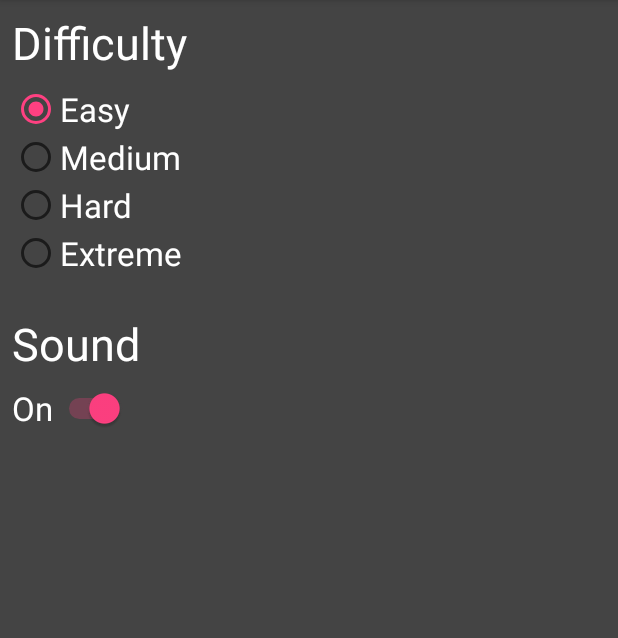
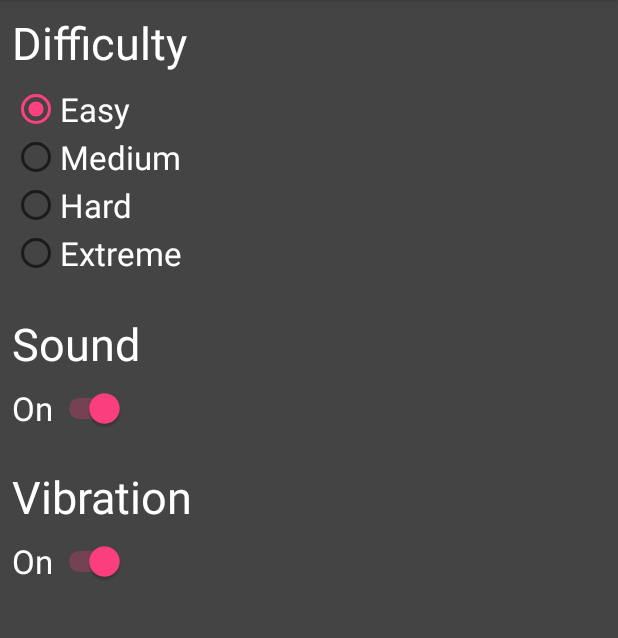
Before and after one commit to szulcmaciej/SensorsTraining, an Android app: the SettingsActivity screen opened directly, with no data from a screen before it, on a phone screen of 412 x 824 dp, the part 84-722 px from its top. Run offline under Robolectric (Android 15) with nearby library versions, the phone set to English and light mode, and no system bars; our stand-ins replace data binding.

Commit message:
Vibration added

```diff
--- a/app/src/main/AndroidManifest.xml
+++ b/app/src/main/AndroidManifest.xml
@@ -3,6 +3,7 @@
     package="com.szulcmaciej.wobble.sensorstraining">
 
     <uses-permission android:name="android.permission.WRITE_EXTERNAL_STORAGE" />
+    <uses-permission android:name="android.permission.VIBRATE" />
 
     <application
         android:name="com.szulcmaciej.wobble.MyApplication"
@@ -44,7 +45,9 @@
             android:name="com.szulcmaciej.wobble.activities.AboutActivity"
             android:configChanges="orientation"
             android:screenOrientation="portrait" />
-        <activity android:name="com.szulcmaciej.wobble.activities.HowToPlayActivity"></activity>
+        <activity android:name="com.szulcmaciej.wobble.activities.HowToPlayActivity"
+            android:configChanges="orientation"
+            android:screenOrientation="portrait" />
     </application>
 
 </manifest>
--- a/app/src/main/java/com/szulcmaciej/wobble/activities/SettingsActivity.java
+++ b/app/src/main/java/com/szulcmaciej/wobble/activities/SettingsActivity.java
@@ -19,6 +19,7 @@ public class SettingsActivity extends AppCompatActivity {
     public static final String SHARED_PREFS_NAME = "game_data";
     public static final String SHARED_PREFS_DIFFICULTY = "difficulty";
     public static final String SHARED_PREFS_SOUND = "sound";
+    private static final String SHARED_PREFS_VIBRATION = "vibration";
     ActivitySettingsBinding mBinding;
     //Game game;
     SharedPreferences sharedPrefs;
@@ -70,10 +71,23 @@ public class SettingsActivity extends AppCompatActivity {
                 }
             }
         });
+
+        mBinding.vibrationSwitch.setOnCheckedChangeListener(new CompoundButton.OnCheckedChangeListener() {
+            @Override
+            public void onCheckedChanged(CompoundButton buttonView, boolean isChecked) {
+                saveVibrationEnabledToSharedPrefs(isChecked);
+                if (isChecked) {
+                    mBinding.vibrationSwitch.setText(R.string.on);
+                } else {
+                    mBinding.vibrationSwitch.setText(R.string.off);
+                }
+            }
+        });
     }
     private void setControlsFromSharedPrefs(){
         setRadioGroupFromSharedPrefs();
         setSoundSwitchFromSharedPrefs();
+        setVibrationSwitchFromSharedPrefs();
     }
 
     private void saveDifficultyToSharedPrefs(Game.Difficulty difficulty){
@@ -84,6 +98,11 @@ public class SettingsActivity extends AppCompatActivity {
     private void saveSoundEnabledToSharedPrefs(boolean soundEnabled){
         SharedPreferences.Editor editor = sharedPrefs.edit();
         editor.putBoolean(SHARED_PREFS_SOUND, soundEnabled);
+        editor.apply();
+    }
+    private void saveVibrationEnabledToSharedPrefs(boolean vibrationEnabled){
+        SharedPreferences.Editor editor = sharedPrefs.edit();
+        editor.putBoolean(SHARED_PREFS_VIBRATION, vibrationEnabled);
         editor.apply();
     }
 
@@ -115,5 +134,14 @@ public class SettingsActivity extends AppCompatActivity {
             mBinding.soundSwitch.setText(R.string.off);
         }
     }
+    private void setVibrationSwitchFromSharedPrefs(){
+        boolean vibrationEnabled = sharedPrefs.getBoolean(SHARED_PREFS_VIBRATION, true);
+        mBinding.vibrationSwitch.setChecked(vibrationEnabled);
+        if (vibrationEnabled) {
+            mBinding.vibrationSwitch.setText(R.string.on);
+        } else {
+            mBinding.vibrationSwitch.setText(R.string.off);
+        }
+    }
 
 }
--- a/app/src/main/res/layout/activity_settings.xml
+++ b/app/src/main/res/layout/activity_settings.xml
@@ -92,6 +92,28 @@
             android:layout_marginTop="24dp"
             app:layout_constraintTop_toBottomOf="@+id/difficultyRadioGroup" />
 
+        <TextView
+            android:id="@+id/vibrationLabel"
+            style="@style/WhiteFont.Big"
+            android:layout_width="wrap_content"
+            android:layout_height="wrap_content"
+            android:layout_marginLeft="8dp"
+            android:layout_marginTop="24dp"
+            android:text="@string/vibration"
+            app:layout_constraintLeft_toLeftOf="parent"
+            app:layout_constraintTop_toBottomOf="@+id/soundSwitch" />
+
+        <Switch
+            android:id="@+id/vibrationSwitch"
+            style="@style/WhiteFont.Medium"
+            android:layout_width="wrap_content"
+            android:layout_height="wrap_content"
+            android:layout_marginLeft="8dp"
+            android:layout_marginTop="8dp"
+            android:text="@string/on"
+            app:layout_constraintLeft_toLeftOf="parent"
+            app:layout_constraintTop_toBottomOf="@+id/vibrationLabel" />
+
         <Switch
             android:id="@+id/soundSwitch"
             android:layout_width="wrap_content"
--- a/app/src/main/res/values/strings.xml
+++ b/app/src/main/res/values/strings.xml
@@ -23,4 +23,5 @@
     <string name="sound">Sound</string>
     <string name="on">On</string>
     <string name="off">Off</string>
+    <string name="vibration">Vibration</string>
 </resources>
```
Also changed, not shown: app/src/main/java/com/szulcmaciej/wobble/activities/GameActivity.java (+11 -6 lines), app/src/main/java/com/szulcmaciej/wobble/game_utility/Game.java (+14 -8 lines), app/src/main/res/layout/activity_how_to_play.xml (+9 -6 lines).
